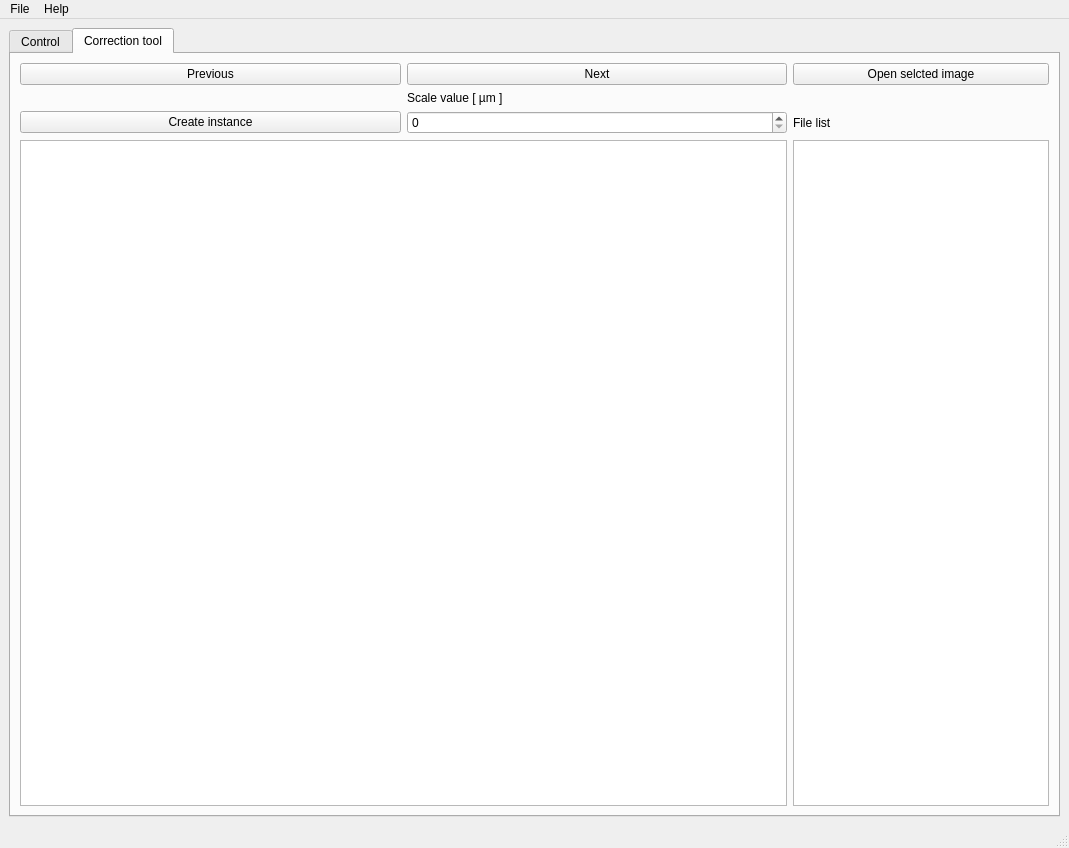
This is src/gui/app_window.ui in TheGrycek/Tardigrada as Qt 5 draws it before an edit. The edited form follows.
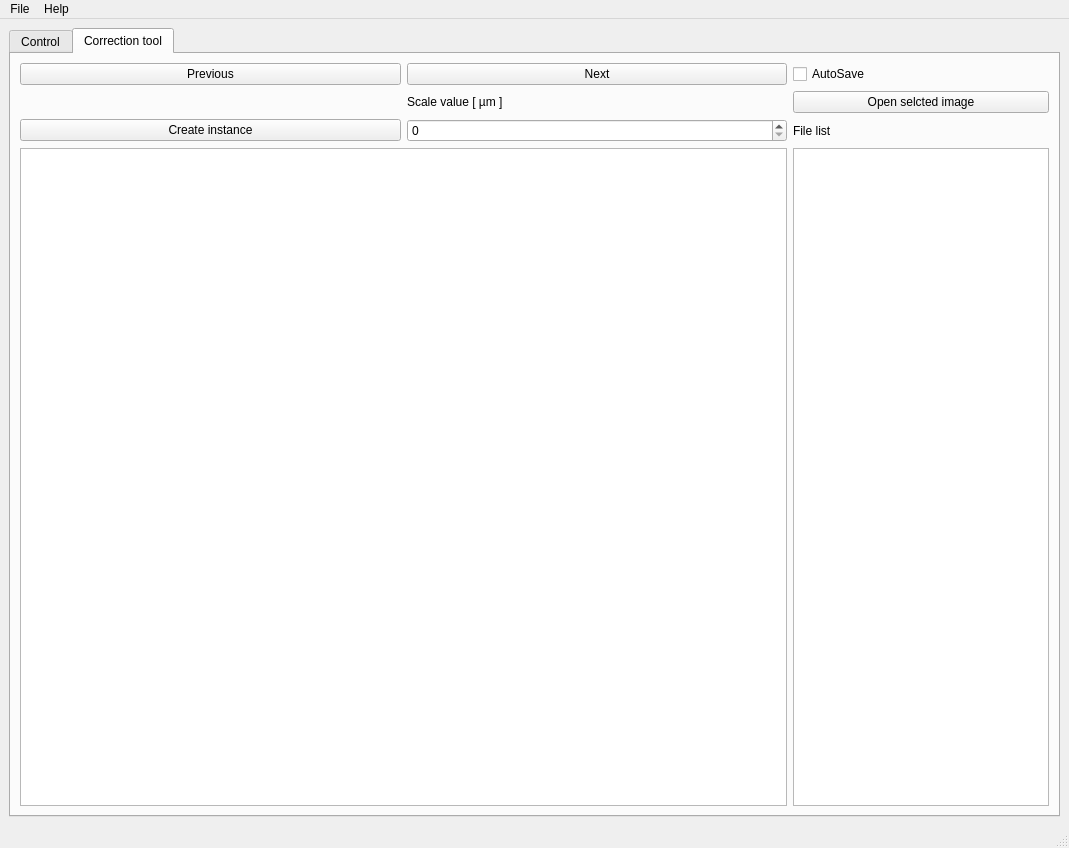
This is the edited form. Icons and pictures are not drawn.

The edit to the form file:
```diff
--- a/src/gui/app_window.ui
+++ b/src/gui/app_window.ui
@@ -193,38 +193,6 @@
           <string>Correction tool</string>
          </attribute>
          <layout class="QGridLayout" name="gridLayout_5">
-          <item row="0" column="0">
-           <widget class="QPushButton" name="previousButton">
-            <property name="text">
-             <string>Previous</string>
-            </property>
-            <property name="icon">
-             <iconset>
-              <normaloff>icons/arrow-180.png</normaloff>icons/arrow-180.png</iconset>
-            </property>
-           </widget>
-          </item>
-          <item row="0" column="2">
-           <widget class="QPushButton" name="openImageButton">
-            <property name="text">
-             <string>Open selcted image</string>
-            </property>
-            <property name="icon">
-             <iconset>
-              <normaloff>icons/document.png</normaloff>icons/document.png</iconset>
-            </property>
-           </widget>
-          </item>
-          <item row="2" column="1">
-           <widget class="QLabel" name="label">
-            <property name="text">
-             <string>Scale value [ µm ]</string>
-            </property>
-           </widget>
-          </item>
-          <item row="5" column="0" colspan="2">
-           <widget class="QGraphicsView" name="graphicsView"/>
-          </item>
           <item row="0" column="1">
            <widget class="QPushButton" name="nextButton">
             <property name="text">
@@ -236,14 +204,49 @@
             </property>
            </widget>
           </item>
-          <item row="4" column="2">
+          <item row="5" column="2">
            <widget class="QLabel" name="label_4">
             <property name="text">
              <string>File list</string>
             </property>
            </widget>
           </item>
-          <item row="5" column="2">
+          <item row="0" column="0">
+           <widget class="QPushButton" name="previousButton">
+            <property name="text">
+             <string>Previous</string>
+            </property>
+            <property name="icon">
+             <iconset>
+              <normaloff>icons/arrow-180.png</normaloff>icons/arrow-180.png</iconset>
+            </property>
+           </widget>
+          </item>
+          <item row="5" column="0">
+           <widget class="QPushButton" name="instanceButton">
+            <property name="text">
+             <string>Create instance</string>
+            </property>
+           </widget>
+          </item>
+          <item row="6" column="0" colspan="2">
+           <widget class="QGraphicsView" name="graphicsView"/>
+          </item>
+          <item row="5" column="1">
+           <widget class="QSpinBox" name="scaleSpinBox">
+            <property name="maximum">
+             <number>999999999</number>
+            </property>
+           </widget>
+          </item>
+          <item row="3" column="1">
+           <widget class="QLabel" name="label">
+            <property name="text">
+             <string>Scale value [ µm ]</string>
+            </property>
+           </widget>
+          </item>
+          <item row="6" column="2">
            <widget class="QListWidget" name="imagesListWidget">
             <property name="enabled">
              <bool>true</bool>
@@ -256,17 +259,21 @@
             </property>
            </widget>
           </item>
-          <item row="4" column="1">
-           <widget class="QSpinBox" name="scaleSpinBox">
-            <property name="maximum">
-             <number>999999999</number>
+          <item row="3" column="2">
+           <widget class="QPushButton" name="openImageButton">
+            <property name="text">
+             <string>Open selcted image</string>
+            </property>
+            <property name="icon">
+             <iconset>
+              <normaloff>icons/document.png</normaloff>icons/document.png</iconset>
             </property>
            </widget>
           </item>
-          <item row="4" column="0">
-           <widget class="QPushButton" name="instanceButton">
+          <item row="0" column="2">
+           <widget class="QCheckBox" name="autosaveBox">
             <property name="text">
-             <string>Create instance</string>
+             <string>AutoSave</string>
             </property>
            </widget>
           </item>
```
